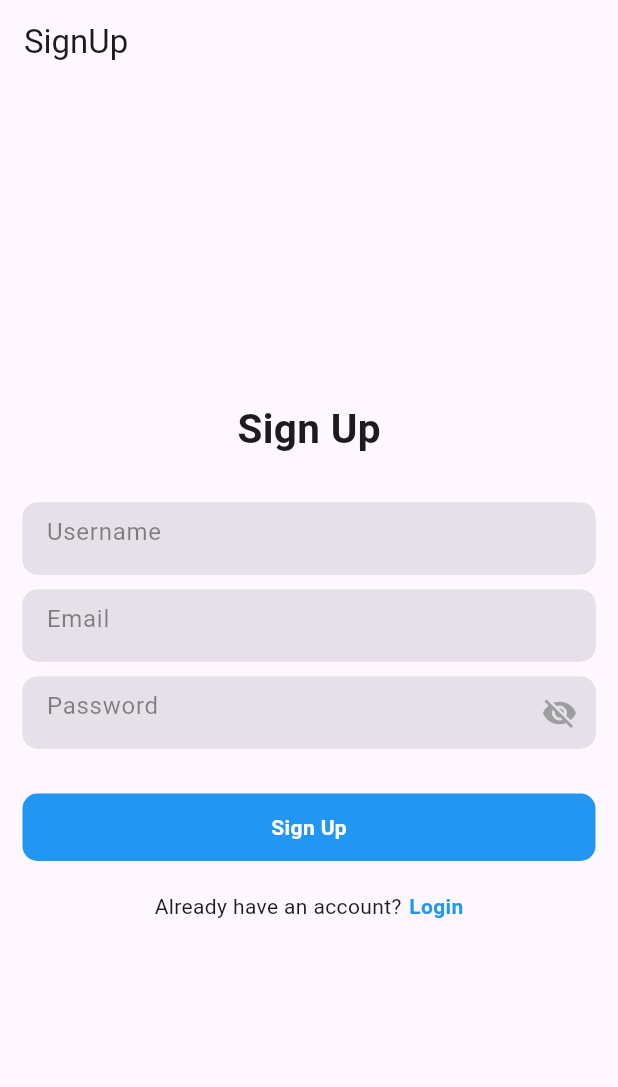
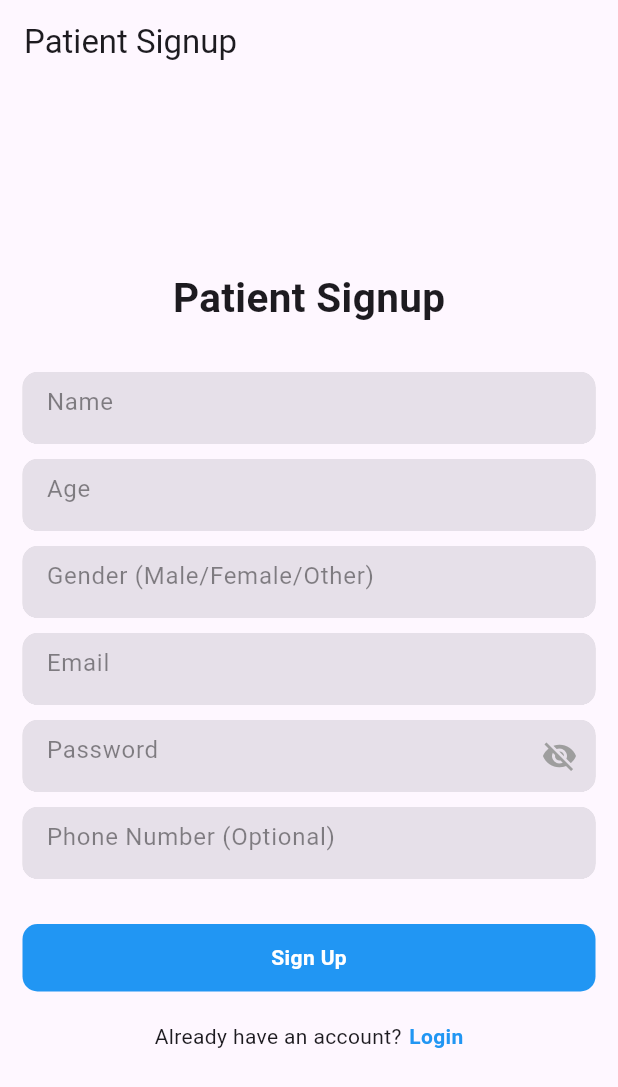
Before and after one commit to anzeenaaa/MediCloud, a Flutter app: the screen it shows after launch, after a tap on "Sign Up", on a phone screen of 412 x 824 dp. Shown: the top 1087 px of the screen. Run offline on Flutter 3.47's test engine with Material 3 defaults, Android fonts, the phone set to English and light mode, and no system bars; our stand-ins replace cloud_firestore, firebase_auth, firebase_core, fluttertoast; missing offline and left inert: dart:ffi; accounts and stored records are empty.

Commit message:
distinct sign up

```diff
--- a/lib/features/app/splash_screen/splash_screen.dart
+++ b/lib/features/app/splash_screen/splash_screen.dart
@@ -27,7 +27,7 @@ class _SplashScreenState extends State<SplashScreen> {
     return Scaffold(
       body: Center(
         child: Text(
-          "Welcome To Flutter Firebase",
+          "MediCloud: Where predictions meet prevention",
           style: TextStyle(
             color: Colors.blue,
             fontWeight: FontWeight.bold,
--- a/lib/features/user_auth/presentation/pages/login_page.dart
+++ b/lib/features/user_auth/presentation/pages/login_page.dart
@@ -1,13 +1,8 @@
-//import 'package:cloud_firestore/cloud_firestore.dart';
 import 'package:firebase_auth/firebase_auth.dart';
-// import 'package:flutter/cupertino.dart';
 import 'package:flutter/material.dart';
 import 'package:medicloud/features/user_auth/presentation/pages/sign_up_page.dart';
 import 'package:medicloud/features/user_auth/presentation/widgets/form_container_widget.dart';
 import 'package:medicloud/global/common/toast.dart';
-import 'package:font_awesome_flutter/font_awesome_flutter.dart';
-import 'package:google_sign_in/google_sign_in.dart';
-
 import '../../firebase_auth_implementation/firebase_auth_services.dart';
 
 class LoginPage extends StatefulWidget {
@@ -20,9 +15,12 @@ class LoginPage extends StatefulWidget {
 class _LoginPageState extends State<LoginPage> {
   bool _isSigning = false;
   final FirebaseAuthService _auth = FirebaseAuthService();
-  final FirebaseAuth _firebaseAuth = FirebaseAuth.instance;
-  TextEditingController _emailController = TextEditingController();
-  TextEditingController _passwordController = TextEditingController();
+
+  final TextEditingController _emailController = TextEditingController();
+  final TextEditingController _passwordController = TextEditingController();
+
+  // Toggle to switch between Doctor and Patient
+  bool isDoctor = false;
 
   @override
   void dispose() {
@@ -48,28 +46,59 @@ class _LoginPageState extends State<LoginPage> {
                 "Login",
                 style: TextStyle(fontSize: 27, fontWeight: FontWeight.bold),
               ),
-              const SizedBox(
-                height: 30,
+              const SizedBox(height: 20),
+
+              // Toggle for selecting Doctor/Patient
+              Row(
+                mainAxisAlignment: MainAxisAlignment.center,
+                children: [
+                  TextButton(
+                    onPressed: () {
+                      setState(() {
+                        isDoctor = false;
+                      });
+                    },
+                    style: TextButton.styleFrom(
+                      backgroundColor: isDoctor ? Colors.grey[300] : Colors.blue,
+                      foregroundColor: Colors.white,
                     ),
+                    child: const Text("Patient"),
+                  ),
+                  const SizedBox(width: 10),
+                  TextButton(
+                    onPressed: () {
+                      setState(() {
+                        isDoctor = true;
+                      });
+                    },
+                    style: TextButton.styleFrom(
+                      backgroundColor: isDoctor ? Colors.blue : Colors.grey[300],
+                      foregroundColor: Colors.white,
+                    ),
+                    child: const Text("Doctor"),
+                  ),
+                ],
+              ),
+              const SizedBox(height: 20),
+
+              // Email and Password Input
               FormContainerWidget(
                 controller: _emailController,
                 hintText: "Email",
                 isPasswordField: false,
               ),
-              const SizedBox(
-                height: 10,
-              ),
+              const SizedBox(height: 10),
               FormContainerWidget(
                 controller: _passwordController,
                 hintText: "Password",
                 isPasswordField: true,
               ),
-              const SizedBox(
-                height: 30,
-              ),
+              const SizedBox(height: 30),
+
+              // Sign in button
               GestureDetector(
                 onTap: () {
-                  _signIn();
+                  _signIn(context); // Pass context explicitly
                 },
                 child: Container(
                   width: double.infinity,
@@ -79,8 +108,9 @@ class _LoginPageState extends State<LoginPage> {
                     borderRadius: BorderRadius.circular(10),
                   ),
                   child: Center(
-                    child: _isSigning ? const CircularProgressIndicator(
-                      color: Colors.white,) : const Text(
+                    child: _isSigning
+                        ? const CircularProgressIndicator(color: Colors.white)
+                        : const Text(
                             "Login",
                             style: TextStyle(
                               color: Colors.white,
@@ -90,55 +120,21 @@ class _LoginPageState extends State<LoginPage> {
                   ),
                 ),
               ),
-              const SizedBox(height: 10,),
-              GestureDetector(
-                onTap: () {
-                  _signInWithGoogle();
+              const SizedBox(height: 10),
 
-                },
-                child: Container(
-                  width: double.infinity,
-                  height: 45,
-                  decoration: BoxDecoration(
-                    color: Colors.red,
-                    borderRadius: BorderRadius.circular(10),
-                  ),
-                  child: const Center(
-                    child: Row(
-                      mainAxisAlignment: MainAxisAlignment.center,
-                      children: [
-                        Icon(FontAwesomeIcons.google, color: Colors.white,),
-                        SizedBox(width: 5,),
-                        Text(
-                          "Sign in with Google",
-                          style: TextStyle(
-                            color: Colors.white,
-                            fontWeight: FontWeight.bold,
-                          ),
-                        ),
-                      ],
-                    ),
-                  ),
-                ),
-              ),
-
-
-              const SizedBox(
-                height: 20,
-              ),
-
+              // Sign up navigation
               Row(
                 mainAxisAlignment: MainAxisAlignment.center,
                 children: [
                   const Text("Don't have an account?"),
-                  const SizedBox(
-                    width: 5,
-                  ),
+                  const SizedBox(width: 5),
                   GestureDetector(
                     onTap: () {
                       Navigator.pushAndRemoveUntil(
                         context,
-                        MaterialPageRoute(builder: (context) => const SignUpPage()),
+                        MaterialPageRoute(
+                          builder: (context) => SignUpPage(isDoctor: isDoctor),
+                        ),
                         (route) => false,
                       );
                     },
@@ -159,56 +155,49 @@ class _LoginPageState extends State<LoginPage> {
     );
   }
 
-  void _signIn() async {
+  // Sign in method using email and password
+  void _signIn(BuildContext context) async {
     setState(() {
       _isSigning = true;
     });
 
-    String email = _emailController.text;
-    String password = _passwordController.text;
+    String email = _emailController.text.trim();
+    String password = _passwordController.text.trim();
 
+    try {
       User? user = await _auth.signInWithEmailAndPassword(email, password);
+
+      if (!mounted) return;  // Ensure the widget is still in the tree before updating state
 
       setState(() {
         _isSigning = false;
       });
 
       if (user != null) {
-      showToast(message: "User is successfully signed in");
-      Navigator.pushNamed(context, "/home");
+        // Show success message and navigate based on the role
+        showToast(message: "Login successful");
+
+        if (mounted) {
+          // Safe to use Navigator here since we're checking if the widget is mounted
+          Navigator.pushNamed(
+            // ignore: use_build_context_synchronously
+            context,
+            isDoctor ? "/doctorHome" : "/patientHome",
+          );
+        }
       } else {
-      showToast(message: "some error occured");
+        // Handle case where login fails
+        if (mounted) {
+          showToast(message: "Login failed");
         }
       }
-
-
-  _signInWithGoogle()async{
-
-    final GoogleSignIn _googleSignIn = GoogleSignIn();
-
-    try {
-
-      final GoogleSignInAccount? googleSignInAccount = await _googleSignIn.signIn();
-
-      if(googleSignInAccount != null ){
-        final GoogleSignInAuthentication googleSignInAuthentication = await
-        googleSignInAccount.authentication;
-
-        final AuthCredential credential = GoogleAuthProvider.credential(
-          idToken: googleSignInAuthentication.idToken,
-          accessToken: googleSignInAuthentication.accessToken,
-        );
-
-        await _firebaseAuth.signInWithCredential(credential);
-        Navigator.pushNamed(context, "/home");
+    } catch (e) {
+      if (mounted) {
+        setState(() {
+          _isSigning = false;
+        });
+        showToast(message: "Login failed: ${e.toString()}");
       }
-
-    }catch(e) {
-showToast(message: "some error occured $e");
     }
-
-
   }
-
-
 }
--- a/lib/features/user_auth/presentation/pages/sign_up_page.dart
+++ b/lib/features/user_auth/presentation/pages/sign_up_page.dart
@@ -6,7 +6,9 @@ import 'package:medicloud/features/user_auth/presentation/widgets/form_container
 import 'package:medicloud/global/common/toast.dart';
 
 class SignUpPage extends StatefulWidget {
-  const SignUpPage({super.key});
+  final bool isDoctor;
+
+  const SignUpPage({super.key, required this.isDoctor});
 
   @override
   State<SignUpPage> createState() => _SignUpPageState();
@@ -15,17 +17,34 @@ class SignUpPage extends StatefulWidget {
 class _SignUpPageState extends State<SignUpPage> {
   final FirebaseAuthService _auth = FirebaseAuthService();
 
-  final TextEditingController _usernameController = TextEditingController();
+  // Controllers for patient fields
+  final TextEditingController _nameController = TextEditingController();
+  final TextEditingController _ageController = TextEditingController();
+  final TextEditingController _genderController = TextEditingController();
   final TextEditingController _emailController = TextEditingController();
   final TextEditingController _passwordController = TextEditingController();
+  final TextEditingController _phoneController = TextEditingController();
+
+  // Controllers for doctor fields
+  final TextEditingController _registrationController = TextEditingController();
+  final TextEditingController _specializationController = TextEditingController();
+  final TextEditingController _experienceController = TextEditingController();
+  final TextEditingController _clinicNameController = TextEditingController();
 
   bool isSigningUp = false;
 
   @override
   void dispose() {
-    _usernameController.dispose();
+    _nameController.dispose();
+    _ageController.dispose();
+    _genderController.dispose();
     _emailController.dispose();
     _passwordController.dispose();
+    _phoneController.dispose();
+    _registrationController.dispose();
+    _specializationController.dispose();
+    _experienceController.dispose();
+    _clinicNameController.dispose();
     super.dispose();
   }
 
@@ -34,50 +53,98 @@ class _SignUpPageState extends State<SignUpPage> {
     return Scaffold(
       appBar: AppBar(
         automaticallyImplyLeading: false,
-        title: const Text("SignUp"),
+        title: Text(widget.isDoctor ? "Doctor Signup" : "Patient Signup"),
       ),
       body: Center(
-        child: Padding(
+        child: SingleChildScrollView(
           padding: const EdgeInsets.symmetric(horizontal: 15),
           child: Column(
             mainAxisAlignment: MainAxisAlignment.center,
             children: [
-              const Text(
-                "Sign Up",
-                style: TextStyle(fontSize: 27, fontWeight: FontWeight.bold),
+              Text(
+                widget.isDoctor ? "Doctor Signup" : "Patient Signup",
+                style: const TextStyle(fontSize: 27, fontWeight: FontWeight.bold),
               ),
-              const SizedBox(
-                height: 30,
-              ),
+              const SizedBox(height: 30),
+
+              // Dynamic form fields
+              if (!widget.isDoctor) ...[
+                // Patient fields
                 FormContainerWidget(
-                controller: _usernameController,
-                hintText: "Username",
+                  controller: _nameController,
+                  hintText: "Name",
                   isPasswordField: false,
                 ),
-              const SizedBox(
-                height: 10,
+                const SizedBox(height: 10),
+                FormContainerWidget(
+                  controller: _ageController,
+                  hintText: "Age",
+                  isPasswordField: false,
                 ),
+                const SizedBox(height: 10),
+                FormContainerWidget(
+                  controller: _genderController,
+                  hintText: "Gender (Male/Female/Other)",
+                  isPasswordField: false,
+                ),
+                const SizedBox(height: 10),
+              ] else ...[
+                // Doctor fields
+                FormContainerWidget(
+                  controller: _nameController,
+                  hintText: "Name",
+                  isPasswordField: false,
+                ),
+                const SizedBox(height: 10),
+                FormContainerWidget(
+                  controller: _registrationController,
+                  hintText: "Doctor Registration Number",
+                  isPasswordField: false,
+                ),
+                const SizedBox(height: 10),
+                FormContainerWidget(
+                  controller: _specializationController,
+                  hintText: "Specialization",
+                  isPasswordField: false,
+                ),
+                const SizedBox(height: 10),
+                FormContainerWidget(
+                  controller: _experienceController,
+                  hintText: "Years of Experience",
+                  isPasswordField: false,
+                ),
+                const SizedBox(height: 10),
+                FormContainerWidget(
+                  controller: _clinicNameController,
+                  hintText: "Clinic/Hospital Name",
+                  isPasswordField: false,
+                ),
+                const SizedBox(height: 10),
+              ],
+
+              // Common fields
               FormContainerWidget(
                 controller: _emailController,
                 hintText: "Email",
                 isPasswordField: false,
               ),
-              const SizedBox(
-                height: 10,
-              ),
+              const SizedBox(height: 10),
               FormContainerWidget(
                 controller: _passwordController,
                 hintText: "Password",
                 isPasswordField: true,
               ),
-              const SizedBox(
-                height: 30,
+              const SizedBox(height: 10),
+              FormContainerWidget(
+                controller: _phoneController,
+                hintText: "Phone Number (Optional)",
+                isPasswordField: false,
               ),
+              const SizedBox(height: 30),
+
+              // Signup Button
               GestureDetector(
-                onTap:  (){
-                  _signUp();
-
-                },
+                onTap: _signUp,
                 child: Container(
                   width: double.infinity,
                   height: 45,
@@ -86,38 +153,44 @@ class _SignUpPageState extends State<SignUpPage> {
                     borderRadius: BorderRadius.circular(10),
                   ),
                   child: Center(
-                      child: isSigningUp ? const CircularProgressIndicator(color: Colors.white,):const Text(
+                    child: isSigningUp
+                        ? const CircularProgressIndicator(color: Colors.white)
+                        : const Text(
                             "Sign Up",
                             style: TextStyle(
-                        color: Colors.white, fontWeight: FontWeight.bold),
-                  )),
+                              color: Colors.white,
+                              fontWeight: FontWeight.bold,
                             ),
                           ),
-              const SizedBox(
-                height: 20,
                   ),
+                ),
+              ),
+              const SizedBox(height: 20),
+
+              // Redirect to login
               Row(
                 mainAxisAlignment: MainAxisAlignment.center,
                 children: [
                   const Text("Already have an account?"),
-                  const SizedBox(
-                    width: 5,
-                  ),
+                  const SizedBox(width: 5),
                   GestureDetector(
                     onTap: () {
                       Navigator.pushAndRemoveUntil(
                         context,
-                            MaterialPageRoute(
-                                builder: (context) => const LoginPage()),
-                            (route) => false);
+                        MaterialPageRoute(builder: (context) => const LoginPage()),
+                        (route) => false,
+                      );
                     },
                     child: const Text(
                       "Login",
                       style: TextStyle(
-                            color: Colors.blue, fontWeight: FontWeight.bold),
-                      ))
+                        color: Colors.blue,
+                        fontWeight: FontWeight.bold,
+                      ),
+                    ),
+                  ),
                 ],
-              )
+              ),
             ],
           ),
         ),
@@ -126,26 +199,42 @@ class _SignUpPageState extends State<SignUpPage> {
   }
 
   void _signUp() async {
-
     setState(() {
       isSigningUp = true;
     });
 
-    // ignore: unused_local_variable
-    String username = _usernameController.text;
-    String email = _emailController.text;
-    String password = _passwordController.text;
+    String email = _emailController.text.trim();
+    String password = _passwordController.text.trim();
 
-    User? user = await _auth.signUpWithEmailAndPassword(email, password);
+    try {
+      // Register user with email and password
+      User? user = await _auth.registerWithEmailAndPassword(email, password);
+
+      if (user != null) {
+        if (!mounted) return;
 
         setState(() {
           isSigningUp = false;
         });
-    if (user != null) {
-      showToast(message: "User is successfully created");
-      Navigator.pushNamed(context, "/home");
+
+        showToast(message: "User successfully registered");
+
+        // Navigate based on doctor or patient role
+        Navigator.pushNamed(
+          context,
+          widget.isDoctor ? "/doctorHome" : "/patientHome",
+        );
       } else {
-      showToast(message: "Some error occured");
+        // Registration failed
+        setState(() {
+          isSigningUp = false;
+        });
+      }
+    } catch (e) {
+      setState(() {
+        isSigningUp = false;
+      });
+      showToast(message: "Some error occurred: ${e.toString()}");
     }
   }
 }
--- a/lib/global/common/toast.dart
+++ b/lib/global/common/toast.dart
@@ -8,7 +8,7 @@ void showToast({required String message}){
       msg: message,
       toastLength: Toast.LENGTH_SHORT,
       gravity: ToastGravity.BOTTOM,
-      timeInSecForIosWeb: 1,
+      timeInSecForIosWeb: 10,
       backgroundColor: Colors.blue,
       textColor: Colors.white,
       fontSize: 16.0
--- a/lib/main.dart
+++ b/lib/main.dart
@@ -4,11 +4,11 @@ import 'package:flutter/material.dart';
 // ignore: unused_import
 import 'package:firebase_auth/firebase_auth.dart'; // Import Firebase Auth
 import 'package:medicloud/features/app/splash_screen/splash_screen.dart';
-import 'package:medicloud/features/user_auth/presentation/pages/home_page.dart';
+import 'package:medicloud/features/user_auth/presentation/pages/patient_home_page.dart';
 import 'package:medicloud/features/user_auth/presentation/pages/login_page.dart';
 import 'package:medicloud/features/user_auth/presentation/pages/sign_up_page.dart';
 
-Future main() async {
+Future<void> main() async {
   WidgetsFlutterBinding.ensureInitialized();
   if (kIsWeb) {
     await Firebase.initializeApp(
@@ -29,18 +29,19 @@ Future main() async {
 class MyApp extends StatelessWidget {
   @override
   Widget build(BuildContext context) {
-
     return MaterialApp(
       debugShowCheckedModeBanner: false,
-      title: 'Flutter Firebase',
+      title: 'MediCloud',
+      initialRoute: '/',
       routes: {
         '/': (context) => const SplashScreen(
-          // Here, you can decide whether to show the LoginPage or HomePage based on user authentication
-          child: LoginPage(),
-        ),
+              // Decides whether to show LoginPage or HomePage based on user authentication
+              child: LoginPage(),
+            ),
         '/login': (context) => const LoginPage(),
-        '/signUp': (context) => const SignUpPage(),
-        '/home': (context) => const HomePage(),
+        '/signUpPatient': (context) => const SignUpPage(isDoctor: false),
+        '/signUpDoctor': (context) => const SignUpPage(isDoctor: true),
+        '/patientHome': (context) => pat_HomePage(),
       },
     );
   }
```
Also changed, not shown: lib/features/user_auth/firebase_auth_implementation/firebase_auth_services.dart (+23 -36 lines), lib/features/user_auth/presentation/pages/doctor_home_page.dart (renamed from lib/features/user_auth/presentation/pages/home_page.dart, +5 -5 lines), lib/features/user_auth/presentation/pages/patient_home_page.dart (added, +271 -0 lines). Lines whose indentation alone changed are shown as unchanged.
